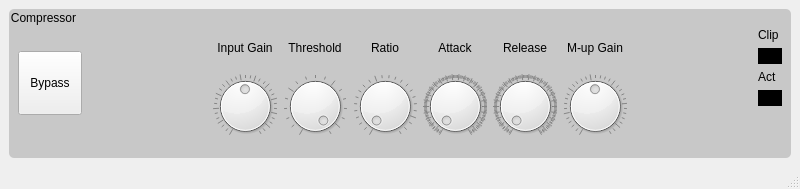
Old version of the form demo/mainwindow.ui in the repository jacob3141/qtjack.
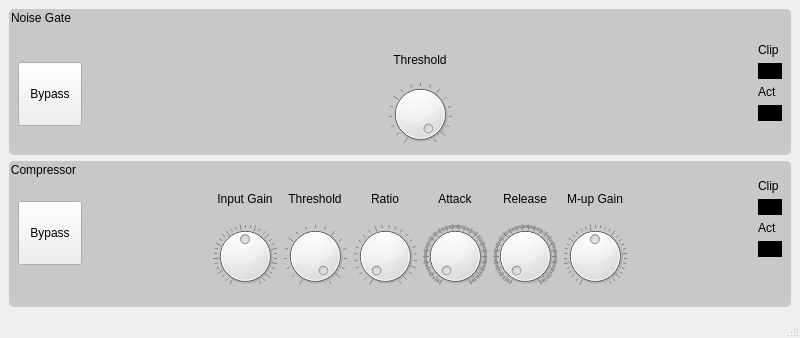
New version of the form.

Diff of the .ui file:
```diff
--- a/demo/mainwindow.ui
+++ b/demo/mainwindow.ui
@@ -7,7 +7,7 @@
     <x>0</x>
     <y>0</y>
     <width>800</width>
-    <height>189</height>
+    <height>338</height>
    </rect>
   </property>
   <property name="windowTitle">
@@ -15,8 +15,233 @@
   </property>
   <widget class="QWidget" name="centralwidget">
    <layout class="QVBoxLayout" name="verticalLayout">
+    <item>
+     <widget class="QGroupBox" name="groupBox_2">
+      <property name="minimumSize">
+       <size>
+        <width>0</width>
+        <height>60</height>
+       </size>
+      </property>
+      <property name="styleSheet">
+       <string notr="true">QGroupBox {
+	background: rgb(200, 200, 200);
+	border-radius: 5px;
+}
+</string>
+      </property>
+      <property name="title">
+       <string>Noise Gate</string>
+      </property>
+      <layout class="QVBoxLayout" name="verticalLayout_17">
+       <item>
+        <spacer name="verticalSpacer_5">
+         <property name="orientation">
+          <enum>Qt::Vertical</enum>
+         </property>
+         <property name="sizeHint" stdset="0">
+          <size>
+           <width>20</width>
+           <height>40</height>
+          </size>
+         </property>
+        </spacer>
+       </item>
+       <item>
+        <layout class="QHBoxLayout" name="horizontalLayout_2">
+         <item>
+          <widget class="QPushButton" name="bypassNoiseGatePushButton">
+           <property name="minimumSize">
+            <size>
+             <width>64</width>
+             <height>64</height>
+            </size>
+           </property>
+           <property name="maximumSize">
+            <size>
+             <width>64</width>
+             <height>64</height>
+            </size>
+           </property>
+           <property name="text">
+            <string>Bypass</string>
+           </property>
+           <property name="checkable">
+            <bool>true</bool>
+           </property>
+          </widget>
+         </item>
+         <item>
+          <spacer name="horizontalSpacer_3">
+           <property name="orientation">
+            <enum>Qt::Horizontal</enum>
+           </property>
+           <property name="sizeHint" stdset="0">
+            <size>
+             <width>40</width>
+             <height>20</height>
+            </size>
+           </property>
+          </spacer>
+         </item>
+         <item>
+          <layout class="QVBoxLayout" name="verticalLayout_10"/>
+         </item>
+         <item>
+          <layout class="QVBoxLayout" name="verticalLayout_11">
+           <item>
+            <widget class="QLabel" name="label_10">
+             <property name="text">
+              <string>Threshold</string>
+             </property>
+             <property name="alignment">
+              <set>Qt::AlignCenter</set>
+             </property>
+            </widget>
+           </item>
+           <item>
+            <widget class="QDial" name="thresholdNoiseGateDial">
+             <property name="minimumSize">
+              <size>
+               <width>64</width>
+               <height>64</height>
+              </size>
+             </property>
+             <property name="maximumSize">
+              <size>
+               <width>64</width>
+               <height>64</height>
+              </size>
+             </property>
+             <property name="minimum">
+              <number>-64</number>
+             </property>
+             <property name="maximum">
+              <number>0</number>
+             </property>
+             <property name="invertedAppearance">
+              <bool>false</bool>
+             </property>
+             <property name="invertedControls">
+              <bool>false</bool>
+             </property>
+             <property name="wrapping">
+              <bool>false</bool>
+             </property>
+             <property name="notchesVisible">
+              <bool>true</bool>
+             </property>
+            </widget>
+           </item>
+          </layout>
+         </item>
+         <item>
+          <layout class="QVBoxLayout" name="verticalLayout_14"/>
+         </item>
+         <item>
+          <spacer name="horizontalSpacer_4">
+           <property name="orientation">
+            <enum>Qt::Horizontal</enum>
+           </property>
+           <property name="sizeHint" stdset="0">
+            <size>
+             <width>40</width>
+             <height>20</height>
+            </size>
+           </property>
+          </spacer>
+         </item>
+         <item>
+          <layout class="QVBoxLayout" name="verticalLayout_16">
+           <item>
+            <widget class="QLabel" name="label_15">
+             <property name="text">
+              <string>Clip</string>
+             </property>
+            </widget>
+           </item>
+           <item>
+            <widget class="QLabel" name="clipNoiseGateLabel">
+             <property name="minimumSize">
+              <size>
+               <width>24</width>
+               <height>16</height>
+              </size>
+             </property>
+             <property name="maximumSize">
+              <size>
+               <width>24</width>
+               <height>16</height>
+              </size>
+             </property>
+             <property name="styleSheet">
+              <string notr="true">background: black;
+
+</string>
+             </property>
+             <property name="text">
+              <string/>
+             </property>
+            </widget>
+           </item>
+           <item>
+            <widget class="QLabel" name="label_16">
+             <property name="text">
+              <string>Act</string>
+             </property>
+            </widget>
+           </item>
+           <item>
+            <widget class="QLabel" name="activeNoiseGateLabel">
+             <property name="minimumSize">
+              <size>
+               <width>24</width>
+               <height>16</height>
+              </size>
+             </property>
+             <property name="maximumSize">
+              <size>
+               <width>24</width>
+               <height>16</height>
+              </size>
+             </property>
+             <property name="styleSheet">
+              <string notr="true">background: black;
+</string>
+             </property>
+             <property name="text">
+              <string/>
+             </property>
+            </widget>
+           </item>
+           <item>
+            <spacer name="verticalSpacer_4">
+             <property name="orientation">
+              <enum>Qt::Vertical</enum>
+             </property>
+             <property name="sizeHint" stdset="0">
+              <size>
+               <width>20</width>
+               <height>40</height>
+              </size>
+             </property>
+            </spacer>
+           </item>
+          </layout>
+         </item>
+        </layout>
+       </item>
+      </layout>
+     </widget>
+    </item>
     <item>
      <widget class="QGroupBox" name="groupBox">
+      <property name="minimumSize">
+       <size>
+        <width>0</width>
+        <height>60</height>
+       </size>
+      </property>
       <property name="styleSheet">
        <string notr="true">QGroupBox {
 	background: rgb(200, 200, 200);
```
